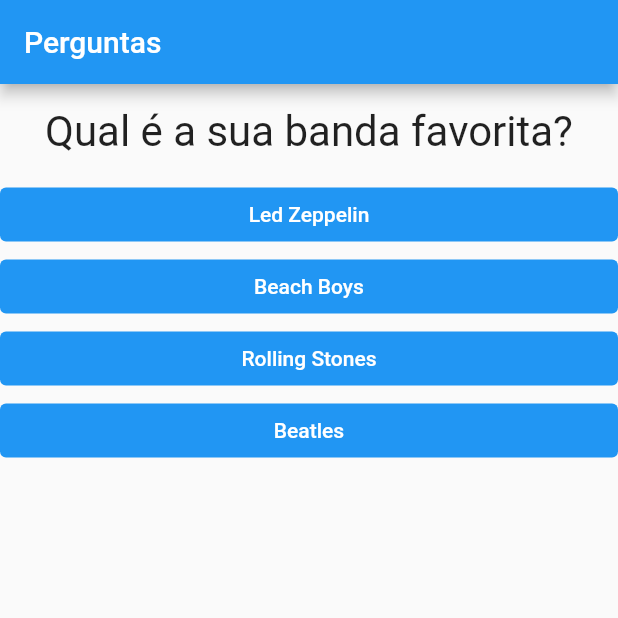
After one commit to marcelookasaki/dart_perguntas, a Flutter app: the screen it shows after launch, on a phone screen of 412 x 824 dp, the top half of it. The commit adds this screen. Run offline on Flutter 3.47's test engine with Material 2 defaults, Android fonts, the phone set to English and light mode, and no system bars.

Commit message:
Reordenação

```diff
--- a/lib/main.dart
+++ b/lib/main.dart
@@ -1,6 +1,6 @@
 import 'package:flutter/material.dart';
-import 'questao.dart';
-import 'resposta.dart';
+import 'resultado.dart';
+import 'questionario.dart';
 
 main() => runApp(PerguntaApp());
 
@@ -27,6 +27,10 @@ class _PerguntaAppState extends State<PerguntaApp> {
     }
   ];
 
+  bool get temPerguntaSelecionada {
+    return _perguntaSelecionada < _perguntas.length;
+  }
+
   void _responder() {
     if (temPerguntaSelecionada) {
       setState(() {
@@ -35,34 +39,19 @@ class _PerguntaAppState extends State<PerguntaApp> {
     }
   }
 
-  bool get temPerguntaSelecionada {
-    return _perguntaSelecionada < _perguntas.length;
-  }
-
   @override
   Widget build(BuildContext context) {
-    List<String> respostas = temPerguntaSelecionada
-        ? _perguntas[_perguntaSelecionada].cast()['respostas']
-        : [];
-
     return MaterialApp(
       home: Scaffold(
         appBar: AppBar(
           title: Text('Perguntas'),
         ),
         body: temPerguntaSelecionada
-            ? Column(
-                children: <Widget>[
-                  Questao(_perguntas[_perguntaSelecionada]['texto'].toString()),
-                  ...respostas.map((t) => Resposta(t, _responder)).toList(),
-                ],
-              )
-            : Center(
-                child: Text(
-                  'Parabéns!',
-                  style: TextStyle(fontSize: 28),
-                ),
-              ),
+            ? Questionario(
+                perguntas: _perguntas,
+                perguntaSelecionada: _perguntaSelecionada,
+                quandoResponder: _responder)
+            : Resultado(),
       ),
     );
   }
--- /dev/null
+++ b/lib/questionario.dart
@@ -0,0 +1,31 @@
+import 'package:flutter/material.dart';
+import 'questao.dart';
+import 'resposta.dart';
+
+class Questionario extends StatelessWidget {
+  final List<Map<String, Object>> perguntas;
+  final int perguntaSelecionada;
+  final void Function() quandoResponder;
+
+  Questionario(
+      {required this.perguntas,
+      required this.perguntaSelecionada,
+      required this.quandoResponder});
+
+  bool get temPerguntaSelecionada {
+    return perguntaSelecionada < perguntas.length;
+  }
+
+  @override
+  Widget build(BuildContext context) {
+    List<String> respostas = temPerguntaSelecionada
+        ? perguntas[perguntaSelecionada].cast()['respostas']
+        : [];
+    return Column(
+      children: <Widget>[
+        Questao(perguntas[perguntaSelecionada]['texto'].toString()),
+        ...respostas.map((t) => Resposta(t, quandoResponder)).toList(),
+      ],
+    );
+  }
+}
```
Also changed, not shown: lib/resultado.dart (added, +13 -0 lines).
